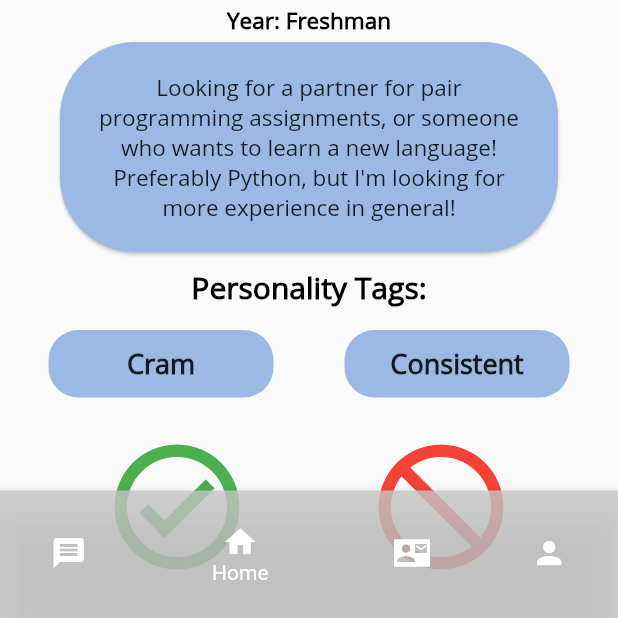
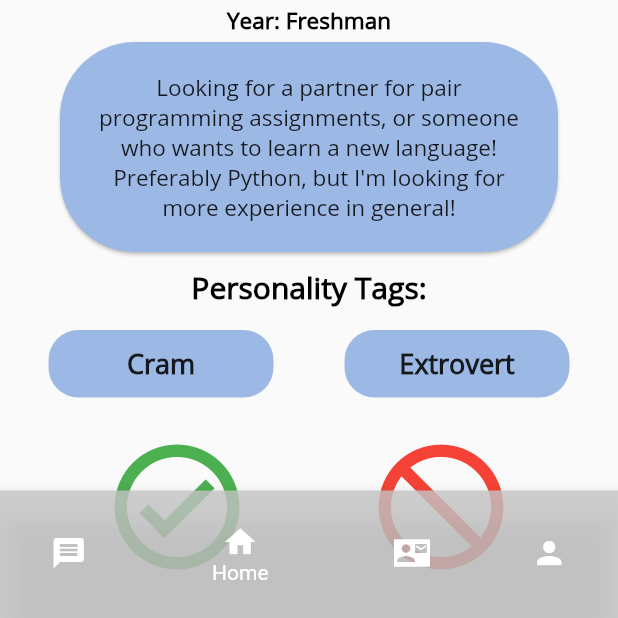
Before and after one commit to nxdavar/Learnr, a Flutter app: the Nav screen opened by its route, item 2 of the bottom bar chosen, after a tap on the "check circle outline" icon, on a phone screen of 412 x 824 dp, the part 618-1236 px from its top. Run offline on Flutter 3.47's test engine with Material 2 defaults, Android fonts, the phone set to English and light mode, and no system bars; drawn by our look-alikes of bubble; our stand-ins replace cloud_firestore, firebase_auth, firebase_core, google_sign_in; accounts and stored records are empty; network calls fail.

Commit message:
(12/1/20) - worked on MessagesScreen.dart and refactored parts of HomeScreen.dart

```diff
--- /dev/null
+++ b/lib/ChatModel.dart
@@ -0,0 +1,29 @@
+class ChatModel {
+  final String avatarUrl;
+  final String name;
+  final String datetime;
+  final String message;
+
+  ChatModel({this.avatarUrl, this.name, this.datetime, this.message});
+
+  static final List<ChatModel> dummyData = [
+    ChatModel(
+      avatarUrl: "https://scontent-dfw5-1.xx.fbcdn.net/v/t1.15752-0/p280x280/128797483_423294492161746_1550795826213080806_n.png?_nc_cat=111&ccb=2&_nc_sid=ae9488&_nc_ohc=upBRbFodsGEAX8LKMn3&_nc_ht=scontent-dfw5-1.xx&oh=8a9c5111e4b8bca1daab4e2a4417dd36&oe=5FECE639",
+      name: "Ashley Hsiung",
+      datetime: "8:18 pm",
+      message: "When do you want to study?",
+    ),
+    ChatModel(
+      avatarUrl: "https://scontent-dfw5-1.xx.fbcdn.net/v/t1.15752-0/p280x280/128687479_2860104237606373_1210815728475186783_n.jpg?_nc_cat=103&ccb=2&_nc_sid=ae9488&_nc_ohc=OAWCsznd7ksAX9kF63k&_nc_ht=scontent-dfw5-1.xx&tp=6&oh=00d2cfef2ffd2f3e70b3b82120a45075&oe=5FE9E60B",
+      name: "Neal Davar",
+      datetime: "6:12 pm",
+      message: "7 tomorrow works great for me!",
+    ),
+    ChatModel(
+      avatarUrl: "https://scontent.xx.fbcdn.net/v/t1.15752-0/p280x280/128066228_294579698548102_7282697669669788755_n.jpg?_nc_cat=105&ccb=2&_nc_sid=ae9488&_nc_ohc=5slonc_UU3kAX9lrDI4&_nc_ad=z-m&_nc_cid=0&_nc_ht=scontent.xx&tp=6&oh=0d76ff3c60f682833c265fe5b6234194&oe=5FEC2BE0",
+      name: "Samritha Palakollu",
+      datetime: "4:12 pm",
+      message: "Let's do Thursday night around 8!",
+    ),
+  ];
+}
--- a/lib/HomeScreen.dart
+++ b/lib/HomeScreen.dart
@@ -10,6 +10,55 @@ class HomeScreen extends StatefulWidget {
   static const String id = 'home';
   @override
   _HomeScreenState createState() => _HomeScreenState();
+}
+
+SizedBox spacing(double height) {
+  return SizedBox(
+    height: height,
+  );
+}
+
+SizedBox card(String text) {
+  return SizedBox(
+    height: 75,
+    width: 180,
+    child: ReusableCard(
+      colour: LIGHT_BLUE,
+      cardChild: Center(
+        child: Text(
+          text,
+          style: TextStyle(
+              fontSize: 18,
+              fontFamily: 'OpenSans',
+              fontWeight: FontWeight.bold),
+        ),
+      ),
+    ),
+  );
+}
+
+Text belowPicText(String text) {
+  return Text(
+    text,
+    textAlign: TextAlign.center,
+    style: TextStyle(
+      color: Colors.black,
+      fontFamily: 'openSans',
+      fontSize: 15,
+      fontWeight: FontWeight.bold,
+    ),
+  );
+}
+
+TextButton icon(IconData image, Color color) {
+  return TextButton(
+    child: Icon(
+      image,
+      color: color,
+      size: 100,
+    ),
+    onPressed: () {},
+  );
 }
 
 class _HomeScreenState extends State<HomeScreen> {
@@ -49,9 +98,7 @@ class _HomeScreenState extends State<HomeScreen> {
       body: SafeArea(
         child: Column(
           children: <Widget>[
-            SizedBox(
-              height: 50,
-            ),
+            spacing(50), // calls helper method to create sized box
             Center(
               child: Container(
                 child: Image(
@@ -66,45 +113,12 @@ class _HomeScreenState extends State<HomeScreen> {
                 ),
               ),
             ),
-            SizedBox(
-              height: 5,
-            ),
-            Text(
-              'Name: Nitin Naresh',
-              textAlign: TextAlign.center,
-              style: TextStyle(
-                color: Colors.black,
-                fontFamily: 'openSans',
-                fontSize: 15,
-                fontWeight: FontWeight.bold,
-              ),
-            ),
-            SizedBox(
-              height: 5,
-            ),
-            Text(
-              'Major: Computer Science',
-              textAlign: TextAlign.center,
-              style: TextStyle(
-                color: Colors.black,
-                fontFamily: 'openSans',
-                fontSize: 15,
-                fontWeight: FontWeight.bold,
-              ),
-            ),
-            SizedBox(
-              height: 5,
-            ),
-            Text(
-              'Year: Freshman',
-              textAlign: TextAlign.center,
-              style: TextStyle(
-                color: Colors.black,
-                fontFamily: 'openSans',
-                fontSize: 15,
-                fontWeight: FontWeight.bold,
-              ),
-            ),
+            spacing(5),
+            belowPicText('Name: Nitin Naresh'),
+            spacing(5),
+            belowPicText('Major: Computer Science'),
+            spacing(5),
+            belowPicText('Year: Freshman'),
             Bubble(
               alignment: Alignment.center,
               color: LIGHT_BLUE,
@@ -115,10 +129,7 @@ class _HomeScreenState extends State<HomeScreen> {
                 'Looking for a partner for pair programming assignments, '
                 'or someone who wants to learn a new language! Preferably'
                 ' Python, but I\'m looking for more experience in general!',
-                style: TextStyle(
-                  fontSize: 15,
-                  fontFamily: 'openSans',
-                ),
+                style: TextStyle(fontSize: 15, fontFamily: 'openSans'),
                 textAlign: TextAlign.center,
               ),
             ),
@@ -135,60 +146,16 @@ class _HomeScreenState extends State<HomeScreen> {
             Row(
               mainAxisAlignment: MainAxisAlignment.spaceEvenly,
               children: [
-                SizedBox(
-                  height: 75,
-                  width: 180,
-                  child: ReusableCard(
-                    colour: LIGHT_BLUE,
-                    cardChild: Center(
-                      child: Text(
-                        'Cram',
-                        style: TextStyle(
-                            fontSize: 18,
-                            fontFamily: 'OpenSans',
-                            fontWeight: FontWeight.bold),
-                      ),
-                    ),
-                  ),
-                ),
-                SizedBox(
-                  height: 75,
-                  width: 180,
-                  child: ReusableCard(
-                    colour: LIGHT_BLUE,
-                    cardChild: Center(
-                      child: Text(
-                        'Consistent',
-                        style: TextStyle(
-                            fontSize: 18,
-                            fontFamily: 'OpenSans',
-                            fontWeight: FontWeight.bold),
-                      ),
-                    ),
-                  ),
-                ),
+                card('Cram'),
+                card('Extrovert'),
               ],
             ),
             SizedBox(width: 5),
             Row(
               mainAxisAlignment: MainAxisAlignment.spaceEvenly,
               children: [
-                TextButton(
-                  child: Icon(
-                    Icons.check_circle_outline_sharp,
-                    color: Colors.green,
-                    size: 100,
-                  ),
-                  onPressed: () {},
-                ),
-                TextButton(
-                  child: Icon(
-                    Icons.do_not_disturb,
-                    color: Colors.red,
-                    size: 100,
-                  ),
-                  onPressed: () {},
-                ),
+                icon(Icons.check_circle_outline_sharp, Colors.green),
+                icon(Icons.do_not_disturb, Colors.red),
               ],
             ),
           ],
--- a/lib/MessagesScreen.dart
+++ b/lib/MessagesScreen.dart
@@ -1,8 +1,10 @@
 import 'package:flutter/material.dart';
 import 'package:learnr/themeData.dart';
 import 'package:learnr/SettingsPage.dart';
+import 'package:learnr/ChatModel.dart';
 
 class MessagesScreen extends StatefulWidget {
+  static const String id = 'messages';
   @override
   _MessagesScreenState createState() => _MessagesScreenState();
 }
@@ -23,7 +25,7 @@ class _MessagesScreenState extends State<MessagesScreen> {
             Expanded(
               flex: 2,
               child: Text(
-                'Learnr',
+                'Messages',
                 style: TextStyle(
                   fontSize: 24.0,
                   letterSpacing: 1.5,
@@ -53,9 +55,44 @@ class _MessagesScreenState extends State<MessagesScreen> {
           ],
         ),
       ),
-      body: Center(
+      body: SafeArea(
         child: Container(
-          child: Text('This do be the messages screen'),
+          child: ListView.builder(
+            itemCount: ChatModel.dummyData.length,
+            itemBuilder: (context, index) {
+              ChatModel _model = ChatModel.dummyData[index];
+              return Column(
+                children: <Widget>[
+                  Divider(
+                    height: 12.0,
+                  ),
+                  ListTile(
+                    leading: CircleAvatar(
+                      radius: 24.0,
+                      backgroundImage: NetworkImage(_model.avatarUrl),
+                    ),
+                    title: Row(
+                      children: <Widget>[
+                        Text(_model.name),
+                        SizedBox(
+                          width: 16.0,
+                        ),
+                        Text(
+                          _model.datetime,
+                          style: TextStyle(fontSize: 12.0),
+                        ),
+                      ],
+                    ),
+                    subtitle: Text(_model.message),
+                    trailing: Icon(
+                      Icons.arrow_forward_ios,
+                      size: 14.0,
+                    ),
+                  ),
+                ],
+              );
+            },
+          ),
         ),
       ),
     );
--- a/lib/NavBar.dart
+++ b/lib/NavBar.dart
@@ -4,8 +4,6 @@ import 'package:learnr/HomeScreen.dart';
 import 'package:learnr/ProfileScreen.dart';
 import 'package:learnr/MessagesScreen.dart';
 import 'package:learnr/themeData.dart';
-import 'package:flutter/services.dart';
-import 'package:learnr/SettingsPage.dart';
 
 class Nav extends StatefulWidget {
   static const String id = 'navigation';
@@ -44,14 +42,14 @@ class _NavState extends State<Nav> {
           child: BottomNavigationBar(
             items: const <BottomNavigationBarItem>[
               BottomNavigationBarItem(
-                  icon: Icon(Icons.message), title: Text('Messages')),
+                  icon: Icon(Icons.message), label: 'Messages'),
               BottomNavigationBarItem(
-                  icon: Icon(Icons.home), title: Text('Home')),
+                  icon: Icon(Icons.home), label: 'Home'),
               BottomNavigationBarItem(
                   icon: Icon(Icons.quick_contacts_mail_sharp),
-                  title: Text('Learnr Requests')),
+                  label: 'Learnr Requests'),
               BottomNavigationBarItem(
-                  icon: Icon(Icons.person), title: Text('Profile')),
+                  icon: Icon(Icons.person), label: 'Profile'),
             ],
             backgroundColor: NAV_BAR_COLOR,
             currentIndex: _selectedIndex,
--- a/lib/ProfileScreen.dart
+++ b/lib/ProfileScreen.dart
@@ -3,7 +3,6 @@ import 'package:learnr/editProfile.dart';
 import 'package:learnr/themeData.dart';
 import 'package:learnr/SettingsPage.dart';
 import 'package:learnr/sign_in.dart';
-import 'package:learnr/themeData.dart';
 
 class ProfileScreen extends StatefulWidget {
   @override
--- a/lib/addInfo.dart
+++ b/lib/addInfo.dart
@@ -1,7 +1,4 @@
-import 'package:flutter/material.dart';
-import 'package:learnr/sign_in.dart';
 import 'package:cloud_firestore/cloud_firestore.dart';
-import 'package:firebase_auth/firebase_auth.dart';
 
 class DatabaseService {
   final String uid;
--- a/lib/main.dart
+++ b/lib/main.dart
@@ -1,22 +1,15 @@
 import 'package:flutter/material.dart';
-import 'package:learnr/CRUDTest.dart';
 import 'package:learnr/ChooseSchool.dart';
 import 'package:learnr/LevelOfEducation.dart';
-import 'package:learnr/LoginScreen.dart';
+import 'package:learnr/MessagesScreen.dart';
+import 'LoginScreen.dart';
 import 'package:learnr/PersonalityTags.dart';
 import 'package:learnr/editProfile.dart';
 import 'package:learnr/other.dart';
-import 'package:learnr/other.dart';
-import 'package:flutter_signin_button/flutter_signin_button.dart';
-import 'package:firebase_core/firebase_core.dart';
-import 'package:firebase_auth/firebase_auth.dart';
-import 'package:google_sign_in/google_sign_in.dart';
-import 'package:learnr/sign_in.dart';
 import 'package:learnr/NavBar.dart';
-import 'package:cloud_firestore/cloud_firestore.dart';
-import 'package:learnr/CRUDTest.dart';
 import 'package:learnr/LearnrTags.dart';
 import 'package:learnr/ChooseClasses.dart';
+import 'package:learnr/HomeScreen.dart';
 
 void main() => runApp(MainScreen());
 
@@ -26,14 +19,16 @@ class MainScreen extends StatelessWidget {
     return MaterialApp(
       debugShowCheckedModeBanner: false,
       //initialRoute: WelcomeScreen.id,
-      initialRoute: LoginScreen.id,
+      initialRoute: MessagesScreen.id,
       routes: {
         // When navigating to the "/" route, build the FirstScreen widget.
         // When navigating to the "/second" route, build the SecondScreen widget.
         LoginScreen.id: (context) => LoginScreen(),
+        HomeScreen.id: (context) => HomeScreen(),
+        MessagesScreen.id: (context) => MessagesScreen(),
         OtherPage.id: (context) => OtherPage(),
         Nav.id: (context) => Nav(),
-        CRUDTest.id: (context) => CRUDTest(),
+        //CRUDTest.id: (context) => CRUDTest(),
         LevelOfEducation.id: (context) => LevelOfEducation(),
         LearnrTags.id: (context) => LearnrTags(),
         PersonalityTags.id: (context) => PersonalityTags(),
--- a/lib/sign_in.dart
+++ b/lib/sign_in.dart
@@ -1,10 +1,5 @@
-import 'package:flutter/material.dart';
 import 'package:firebase_core/firebase_core.dart';
 import 'package:firebase_auth/firebase_auth.dart';
-import 'package:google_sign_in/google_sign_in.dart';
-
-import 'package:firebase_auth/firebase_auth.dart';
-import 'package:firebase_core/firebase_core.dart';
 import 'package:google_sign_in/google_sign_in.dart';
 import 'package:learnr/addInfo.dart';
 
```
Also changed, not shown: lib/LoginScreen.dart (+0 -7 lines), images/NitinPicHomeScreen.jpg (added).
